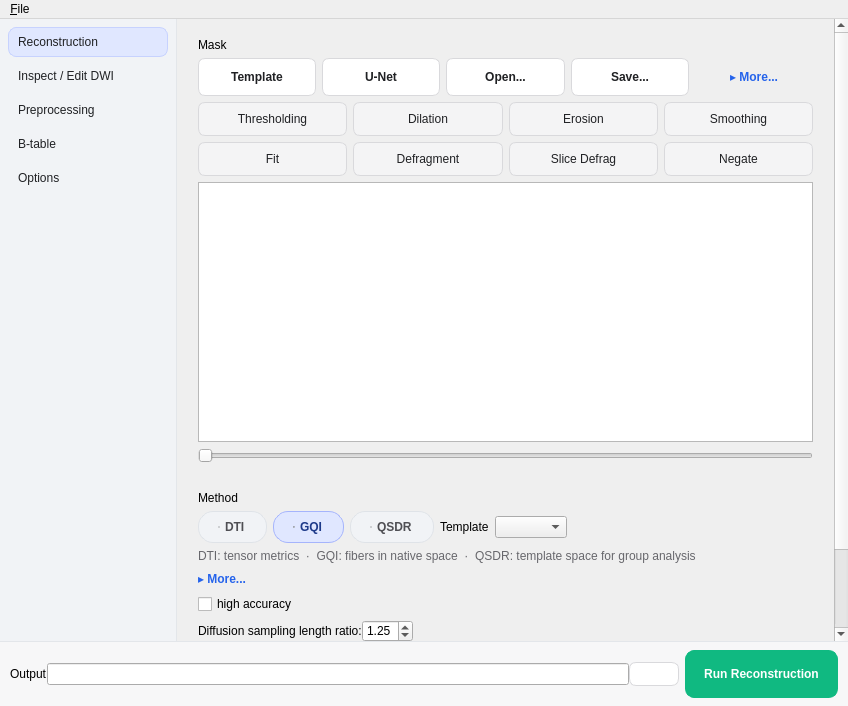
Before: the Qt Designer form reconstruction/reconstruction_window.ui in frankyeh/DSI-Studio, drawn with Qt 5.
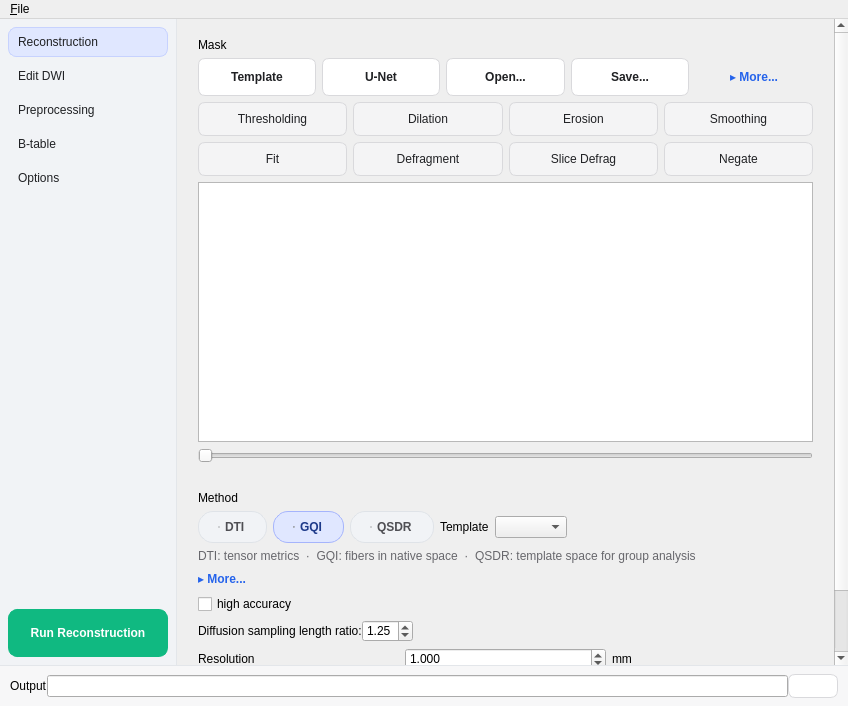
After: the same form once the commit is applied. Icons and pictures are not drawn.

Commit message: Move Run Reconstruction to sidebar footer and rename navigation pages

```diff
--- a/reconstruction/reconstruction_window.ui
+++ b/reconstruction/reconstruction_window.ui
@@ -50,7 +50,7 @@
 QStackedWidget#pages QPushButton#from_template, QStackedWidget#pages QPushButton#from_unet, QStackedWidget#pages QPushButton#load_mask, QStackedWidget#pages QPushButton#save_mask { font-weight: bold; }
 QStackedWidget#pages QPushButton#edit_mask, QStackedWidget#pages QPushButton#more_outputs { color: #2563eb; background-color: transparent; border: 0px; min-height: 0px; padding: 2px 0px; font-weight: bold; }
 QStackedWidget#pages QPushButton#edit_mask:hover, QStackedWidget#pages QPushButton#more_outputs:hover { color: #1e40af; }
-QFrame#run_bar QPushButton#doDTI { color: #ffffff; background-color: #10b981; border: 1px solid #10b981; border-radius: 9px; padding: 8px 18px; min-height: 30px; font-weight: bold; }
+QFrame#sidebar QPushButton#doDTI { color: #ffffff; background-color: #10b981; border: 1px solid #10b981; border-radius: 9px; padding: 8px 18px; min-height: 30px; font-weight: bold; }
 QFrame#run_bar QPushButton#doDTI:hover { background-color: #059669; border-color: #059669; }
 QFrame#run_bar QPushButton#doDTI:pressed { background-color: #047857; }
 QFrame#run_bar QPushButton#doDTI:disabled { color: #ecfdf5; background-color: #a7e3cf; border-color: #a7e3cf; }
@@ -75,6 +75,7 @@
 QStackedWidget#pages QLabel[cardTitle="true"] { color: #202124; font-weight: bold; background: transparent; border: 0px; padding-bottom: 2px; }
 QStackedWidget#pages QFrame[card="true"] QLabel, QStackedWidget#pages QFrame[card="true"] QCheckBox { background: transparent; }
 QStackedWidget#pages QFrame[card="true"] QWidget#mask_edit, QStackedWidget#pages QFrame[card="true"] QWidget#qsdr_options, QStackedWidget#pages QFrame[card="true"] QWidget#GQIOption_2, QStackedWidget#pages QFrame[card="true"] QWidget#ODF_metrics, QStackedWidget#pages QFrame[card="true"] QWidget#source_widget { background: transparent; border: 0px; }
+QFrame#sidebar QPushButton#doDTI { margin: 8px; padding: 9px 4px; min-height: 28px; }
 QFrame#run_bar QPushButton#change_fib_output { color: #202124; background-color: #ffffff; border: 1px solid #d9d9dc; border-radius: 7px; padding: 4px 8px; }</string>
    </property>
    <layout class="QVBoxLayout" name="central_layout" stretch="1,0">
@@ -180,7 +181,7 @@
            </item>
            <item>
             <property name="text">
-             <string>Inspect / Edit DWI</string>
+             <string>Edit DWI</string>
             </property>
             <property name="icon">
              <iconset resource="../icons.qrc">
@@ -216,7 +217,39 @@
            </item>
           </widget>
          </item>
-        </layout>
+        <item>
+<widget class="QPushButton" name="doDTI">
+         <property name="sizePolicy">
+          <sizepolicy hsizetype="Preferred" vsizetype="Preferred">
+           <horstretch>0</horstretch>
+           <verstretch>0</verstretch>
+          </sizepolicy>
+         </property>
+         <property name="maximumSize">
+          <size>
+           <width>16777215</width>
+           <height>16777215</height>
+          </size>
+         </property>
+         <property name="toolTip">
+          <string>run recon</string>
+         </property>
+         <property name="layoutDirection">
+          <enum>Qt::LeftToRight</enum>
+         </property>
+         <property name="text">
+          <string>Run Reconstruction</string>
+         </property>
+         <property name="icon">
+          <iconset resource="../icons.qrc">
+           <normaloff>:/icons/icons/run_play.svg</normaloff>:/icons/icons/run_play.svg</iconset>
+         </property>
+         <property name="flat">
+          <bool>false</bool>
+         </property>
+        </widget>
+</item>
+</layout>
        </widget>
       </item>
       <item>
@@ -2404,7 +2437,7 @@
     </item>
     <item>
      <widget class="QFrame" name="run_bar">
-      <layout class="QHBoxLayout" name="run_bar_layout" stretch="1,0">
+      <layout class="QHBoxLayout" name="run_bar_layout">
        <property name="leftMargin">
         <number>10</number>
        </property>
@@ -2465,38 +2498,7 @@
          </layout>
         </widget>
        </item>
-       <item>
-        <widget class="QPushButton" name="doDTI">
-         <property name="sizePolicy">
-          <sizepolicy hsizetype="Preferred" vsizetype="Preferred">
-           <horstretch>0</horstretch>
-           <verstretch>0</verstretch>
-          </sizepolicy>
-         </property>
-         <property name="maximumSize">
-          <size>
-           <width>16777215</width>
-           <height>16777215</height>
-          </size>
-         </property>
-         <property name="toolTip">
-          <string>run recon</string>
-         </property>
-         <property name="layoutDirection">
-          <enum>Qt::LeftToRight</enum>
-         </property>
-         <property name="text">
-          <string>Run Reconstruction</string>
-         </property>
-         <property name="icon">
-          <iconset resource="../icons.qrc">
-           <normaloff>:/icons/icons/run_play.svg</normaloff>:/icons/icons/run_play.svg</iconset>
-         </property>
-         <property name="flat">
-          <bool>false</bool>
-         </property>
-        </widget>
-       </item>
+       
       </layout>
      </widget>
     </item>
```
Left out of the diff: 2 changed lines with no effect on the pictures.
